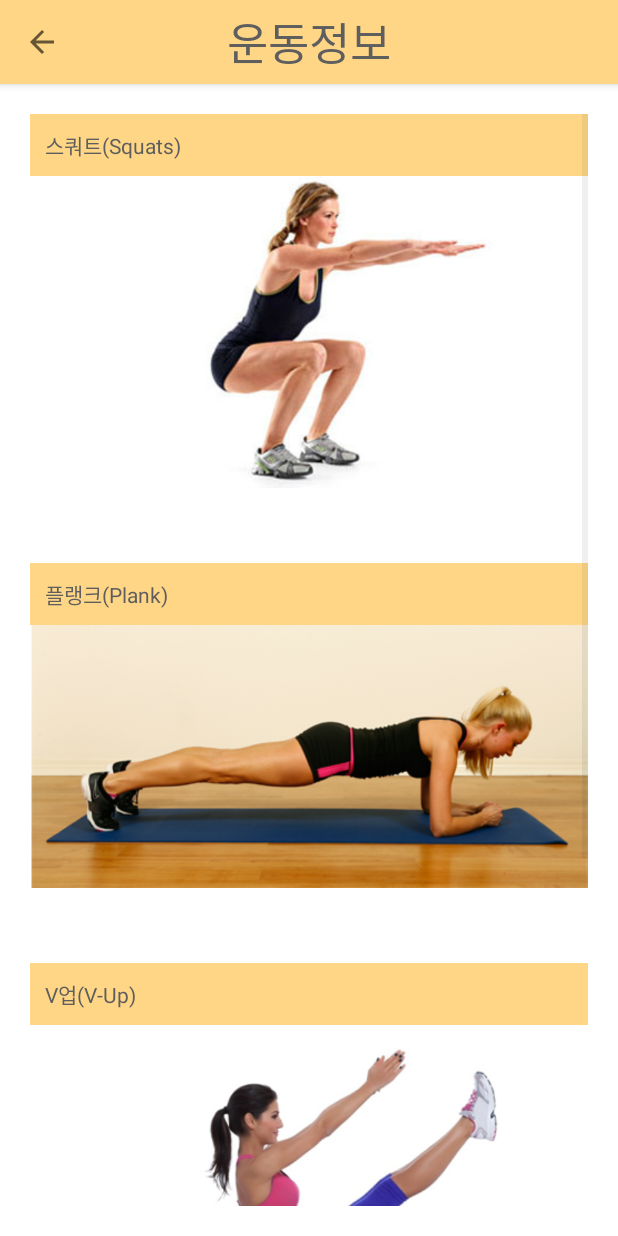
After one commit to wldnswldnswl/WowU, an Android app: the InfoListActivity screen opened directly, with no data from a screen before it, on a phone screen of 412 x 824 dp. The commit adds this screen. Run offline under Robolectric (Android 15) with nearby library versions, the phone set to English and light mode, and no system bars.

Commit message:
운동정보 개발 진행

```diff
--- a/app/src/main/AndroidManifest.xml
+++ b/app/src/main/AndroidManifest.xml
@@ -13,6 +13,7 @@
         android:roundIcon="@mipmap/ic_launcher_round"
         android:supportsRtl="true"
         android:theme="@style/AppTheme">
+        <activity android:name=".InfoListActivity"></activity>
         <activity android:name=".MainActivity" />
         <activity android:name=".RegisterActivity" />
         <activity android:name=".LoginActivity" />
--- /dev/null
+++ b/app/src/main/java/com/capstone/wowu/InfoListActivity.java
@@ -0,0 +1,58 @@
+package com.capstone.wowu;
+
+import android.graphics.Color;
+import android.support.v7.app.ActionBar;
+import android.support.v7.app.AppCompatActivity;
+import android.os.Bundle;
+import android.support.v7.widget.Toolbar;
+import android.view.MenuItem;
+import android.widget.ListView;
+
+import java.util.ArrayList;
+import java.util.List;
+
+public class InfoListActivity extends AppCompatActivity {
+
+    private ListView infoListView;
+    private InfoListAdapter adapter;
+    private List<infoItem> infoList;
+
+    @Override
+    protected void onCreate(Bundle savedInstanceState) {
+        super.onCreate(savedInstanceState);
+        setContentView(R.layout.activity_info_list);
+
+
+        // 툴바(상단바) 설정
+        Toolbar toolbar = (Toolbar) findViewById(R.id.toolbar);
+        toolbar.setTitleTextColor(Color.WHITE);
+        setSupportActionBar(toolbar);
+
+        getSupportActionBar().setDisplayHomeAsUpEnabled(true);
+        getSupportActionBar().setDisplayShowHomeEnabled(true);
+        getSupportActionBar().setDisplayShowTitleEnabled(false);
+        getSupportActionBar().setDisplayShowCustomEnabled(true);
+
+        infoListView = (ListView) findViewById(R.id.infoListView);
+        infoList = new ArrayList<infoItem>();
+        infoList.add(new infoItem("squats", "스쿼트(Squats)"));
+        infoList.add(new infoItem("plank", "플랭크(Plank)"));
+        infoList.add(new infoItem("v_up", "V업(V-Up)"));
+        infoList.add(new infoItem("cobra", "코브라자세(Bhujangasana)"));
+
+        adapter = new InfoListAdapter(getApplicationContext(), infoList);
+        infoListView.setAdapter(adapter);
+        }
+
+    // 뒤로가기 버튼
+    @Override
+    public boolean onOptionsItemSelected(MenuItem item) {
+        switch (item.getItemId()){
+            case android.R.id.home:{ // 뒤로가기 버튼 눌렀을 때
+                finish();
+                return true;
+            }
+        }
+        return super.onOptionsItemSelected(item);
+    }
+}
--- /dev/null
+++ b/app/src/main/java/com/capstone/wowu/InfoListAdapter.java
@@ -0,0 +1,50 @@
+package com.capstone.wowu;
+
+import android.content.Context;
+import android.graphics.drawable.Drawable;
+import android.view.View;
+import android.view.ViewGroup;
+import android.widget.BaseAdapter;
+import android.widget.ImageView;
+import android.widget.TextView;
+
+import java.util.List;
+
+public class InfoListAdapter extends BaseAdapter {
+    private Context context;
+    private List<infoItem> infoList;
+
+    public InfoListAdapter(Context context, List<infoItem> infoList) {
+        this.context = context;
+        this.infoList = infoList;
+    }
+
+    @Override
+    public int getCount() {
+        return infoList.size();
+    }
+
+    @Override
+    public Object getItem(int position) {
+        return infoList.get(position);
+    }
+
+    @Override
+    public long getItemId(int position) {
+        return position;
+    }
+
+    @Override
+    public View getView(int position, View convertView, ViewGroup parent) {
+        View v = View.inflate(context, R.layout.infoitem, null);
+        TextView infoText = (TextView)v.findViewById(R.id.infoText);
+        ImageView infoImage = (ImageView)v.findViewById(R.id.infoImage);
+
+        infoText.setText(infoList.get(position).getName());
+        int id = context.getResources().getIdentifier(infoList.get(position).getImage(),  "drawable", context.getPackageName());
+        Drawable drawable = context.getResources().getDrawable(id);
+        infoImage.setImageDrawable(drawable);
+
+        return v;
+    }
+}
--- a/app/src/main/java/com/capstone/wowu/MainActivity.java
+++ b/app/src/main/java/com/capstone/wowu/MainActivity.java
@@ -37,6 +37,16 @@ public class MainActivity extends AppCompatActivity
         toggle.syncState();
         NavigationView navigationView = (NavigationView) findViewById(R.id.nav_view);
         navigationView.setNavigationItemSelectedListener(this);
+
+        // 운동정보 메뉴
+        ImageView exercise_info = (ImageView)findViewById(R.id.exercise_info);
+        exercise_info.setOnClickListener(new View.OnClickListener() {
+            @Override
+            public void onClick(View v) {
+                Intent intent = new Intent(MainActivity.this, InfoListActivity.class);
+                startActivity(intent);
+            }
+        });
     }
 
     @Override
--- /dev/null
+++ b/app/src/main/java/com/capstone/wowu/infoItem.java
@@ -0,0 +1,30 @@
+package com.capstone.wowu;
+
+import android.graphics.drawable.Drawable;
+import android.widget.ImageView;
+
+public class infoItem {
+    String image;
+    String name;
+
+    public infoItem(String image, String name) {
+        this.image = image;
+        this.name = name;
+    }
+
+    public void setImage(String image) {
+        this.image = image;
+    }
+
+    public void setName(String name) {
+        this.name = name;
+    }
+
+    public String getImage() {
+        return image;
+    }
+
+    public String getName() {
+        return name;
+    }
+}
--- /dev/null
+++ b/app/src/main/res/layout/activity_info_list.xml
@@ -0,0 +1,46 @@
+<?xml version="1.0" encoding="utf-8"?>
+<LinearLayout xmlns:android="http://schemas.android.com/apk/res/android"
+    xmlns:app="http://schemas.android.com/apk/res-auto"
+    xmlns:tools="http://schemas.android.com/tools"
+    android:layout_width="match_parent"
+    android:layout_height="match_parent"
+    android:orientation="vertical"
+    android:background="#FFFFFF"
+    tools:context=".InfoListActivity">
+
+    <android.support.design.widget.AppBarLayout
+        android:layout_width="match_parent"
+        android:layout_height="wrap_content">
+
+        // 상단바
+
+        <android.support.v7.widget.Toolbar
+            android:id="@+id/toolbar"
+            android:layout_width="match_parent"
+            android:layout_height="?attr/actionBarSize"
+            android:background="@color/colorPrimary">
+
+            // 어플 이름
+
+            <TextView
+                android:id="@+id/txv_toolbar"
+                android:layout_width="wrap_content"
+                android:layout_height="wrap_content"
+                android:layout_gravity="center"
+                android:text="운동정보"
+                android:textColor="@color/colorText"
+                android:textSize="30sp" />
+        </android.support.v7.widget.Toolbar>
+    </android.support.design.widget.AppBarLayout>
+
+    <ListView
+        android:id="@+id/infoListView"
+        android:layout_width="match_parent"
+        android:layout_height="match_parent"
+        android:layout_margin="20dp"
+        android:divider="#ffffff"
+        android:dividerHeight="50dp"
+        android:orientation="vertical">
+    </ListView>
+
+</LinearLayout>
--- a/app/src/main/res/layout/activity_login.xml
+++ b/app/src/main/res/layout/activity_login.xml
@@ -4,9 +4,11 @@
     xmlns:tools="http://schemas.android.com/tools"
     android:layout_width="match_parent"
     android:layout_height="match_parent"
+    android:background="#FFFFFF"
     tools:context=".LoginActivity">
 
     // 로고
+
     <ImageView
         android:id="@+id/imageView2"
         android:layout_width="250dp"
@@ -25,6 +27,7 @@
         app:srcCompat="@drawable/temp1" />
 
     // 아이디 입력창
+
     <EditText
         android:id="@+id/editText"
         android:layout_width="250dp"
@@ -44,6 +47,7 @@
         app:layout_constraintTop_toBottomOf="@+id/imageView2" />
 
     // 비밀번호 입력창
+
     <EditText
         android:id="@+id/editText2"
         android:layout_width="250dp"
@@ -74,7 +78,7 @@
         android:background="@color/colorMain"
         android:shadowColor="@android:color/transparent"
         android:text="로그인"
-        android:textColor="@color/corlorText"
+        android:textColor="@color/colorText"
         android:textSize="20sp"
         app:layout_constraintBottom_toBottomOf="parent"
         app:layout_constraintEnd_toStartOf="@+id/registerButton"
@@ -84,8 +88,10 @@
         app:layout_constraintVertical_bias="0.0" />
 
     // 회원가입 버튼
+
     <Button
         android:id="@+id/registerButton"
+        style="?android:attr/borderlessButtonStyle"
         android:layout_width="115dp"
         android:layout_height="40dp"
         android:layout_marginTop="13dp"
@@ -94,10 +100,9 @@
         android:background="@color/colorMain"
         android:shadowColor="@android:color/transparent"
         android:text="회원가입"
-        android:textColor="@color/corlorText"
+        android:textColor="@color/colorText"
         android:textSize="20sp"
         app:layout_constraintEnd_toEndOf="parent"
-        app:layout_constraintTop_toBottomOf="@+id/editText2"
-        style="?android:attr/borderlessButtonStyle"/>
+        app:layout_constraintTop_toBottomOf="@+id/editText2" />
 
 </android.support.constraint.ConstraintLayout>
--- a/app/src/main/res/layout/activity_main.xml
+++ b/app/src/main/res/layout/activity_main.xml
@@ -6,6 +6,7 @@
     android:layout_width="match_parent"
     android:layout_height="match_parent"
     android:fitsSystemWindows="true"
+    android:background="#FFFFFF"
     tools:openDrawer="start">
 
     <include
--- a/app/src/main/res/layout/activity_register.xml
+++ b/app/src/main/res/layout/activity_register.xml
@@ -4,6 +4,7 @@
     xmlns:tools="http://schemas.android.com/tools"
     android:layout_width="match_parent"
     android:layout_height="match_parent"
+    android:background="#FFFFFF"
     tools:context=".RegisterActivity">
 
     <ScrollView
@@ -45,7 +46,7 @@
                 android:layout_marginLeft="30dp"
                 android:layout_marginBottom="0dp"
                 android:text="이메일"
-                android:textColor="@color/corlorText"
+                android:textColor="@color/colorText"
                 android:textSize="20sp"
                 tools:layout_editor_absoluteX="47dp"
                 tools:layout_editor_absoluteY="158dp" />
@@ -67,7 +68,7 @@
                 android:layout_height="wrap_content"
                 android:layout_marginLeft="30dp"
                 android:text="비밀번호"
-                android:textColor="@color/corlorText"
+                android:textColor="@color/colorText"
                 android:textSize="20sp"
                 tools:layout_editor_absoluteX="47dp"
                 tools:layout_editor_absoluteY="245dp" />
@@ -89,7 +90,7 @@
                 android:layout_height="wrap_content"
                 android:layout_marginLeft="30dp"
                 android:text="닉네임"
-                android:textColor="@color/corlorText"
+                android:textColor="@color/colorText"
                 android:textSize="20sp"
                 tools:layout_editor_absoluteX="47dp"
                 tools:layout_editor_absoluteY="338dp" />
@@ -111,7 +112,7 @@
                 android:layout_height="wrap_content"
                 android:layout_marginLeft="30dp"
                 android:text="이름"
-                android:textColor="@color/corlorText"
+                android:textColor="@color/colorText"
                 android:textSize="20sp"
                 tools:layout_editor_absoluteX="47dp"
                 tools:layout_editor_absoluteY="447dp" />
@@ -133,7 +134,7 @@
                 android:layout_height="wrap_content"
                 android:layout_marginLeft="30dp"
                 android:text="연락처"
-                android:textColor="@color/corlorText"
+                android:textColor="@color/colorText"
                 android:textSize="20sp"
                 tools:layout_editor_absoluteX="47dp"
                 tools:layout_editor_absoluteY="552dp" />
@@ -163,7 +164,7 @@
                     android:layout_marginEnd="17dp"
                     android:layout_marginRight="30dp"
                     android:text="프로필사진"
-                    android:textColor="@color/corlorText"
+                    android:textColor="@color/colorText"
                     android:textSize="20sp"
                     app:layout_constraintEnd_toStartOf="@+id/galleryButton"
                     app:layout_constraintHorizontal_bias="0.0"
--- a/app/src/main/res/layout/app_bar_main.xml
+++ b/app/src/main/res/layout/app_bar_main.xml
@@ -4,6 +4,7 @@
     xmlns:tools="http://schemas.android.com/tools"
     android:layout_width="match_parent"
     android:layout_height="match_parent"
+    android:background="#FFFFFF"
     tools:context=".MainActivity">
 
     <android.support.design.widget.AppBarLayout
@@ -17,7 +18,7 @@
             android:id="@+id/toolbar"
             android:layout_width="match_parent"
             android:layout_height="?attr/actionBarSize"
-            android:background="?attr/colorPrimary"
+            android:background="@color/colorPrimary"
             >
 
             // 어플 이름
@@ -28,7 +29,7 @@
                 android:layout_height="wrap_content"
                 android:layout_gravity="center"
                 android:text="WowU"
-                android:textColor="#ffffff"
+                android:textColor="@color/colorText"
                 android:textSize="30sp" />
         </android.support.v7.widget.Toolbar>
 
--- /dev/null
+++ b/app/src/main/res/layout/infoitem.xml
@@ -0,0 +1,35 @@
+<?xml version="1.0" encoding="utf-8"?>
+<LinearLayout xmlns:android="http://schemas.android.com/apk/res/android"
+    android:layout_width="match_parent"
+    android:layout_height="match_parent"
+    android:background="#FFFFFF"
+    xmlns:app="http://schemas.android.com/apk/res-auto"
+    android:orientation="vertical">
+
+    <LinearLayout
+        android:layout_width="match_parent"
+        android:layout_height="wrap_content">
+
+        <TextView
+            android:layout_width="match_parent"
+            android:layout_height="wrap_content"
+            android:background="@color/colorPrimary"
+            android:text="스쿼트(Squats)"
+            android:padding="10dp"
+            android:textColor="@color/colorText"
+            android:id="@+id/infoText"/>
+    </LinearLayout>
+
+    <LinearLayout
+        android:layout_width="match_parent"
+        android:layout_height="wrap_content">
+
+        <ImageView
+            android:id="@+id/infoImage"
+            android:layout_width="match_parent"
+            android:layout_height="wrap_content"
+            android:adjustViewBounds="true"
+            app:srcCompat="@drawable/squats" />
+    </LinearLayout>
+
+</LinearLayout>
--- a/app/src/main/res/values/colors.xml
+++ b/app/src/main/res/values/colors.xml
@@ -4,5 +4,5 @@
     <color name="colorPrimaryDark">#00574B</color>
     <color name="colorAccent">#D81B60</color>
     <color name="colorMain">#ffd685</color>     // 대표테마색
-    <color name="corlorText">#5E5E5E</color>    // 자주 쓰이는 글씨색 (회색)
+    <color name="colorText">#5E5E5E</color>    // 자주 쓰이는 글씨색 (회색)
 </resources>
```
Also changed, not shown: app/src/main/res/drawable/cobra.png (added), app/src/main/res/drawable/plank.png (added), app/src/main/res/drawable/squats.png (added), app/src/main/res/drawable/v_up.png (added).
